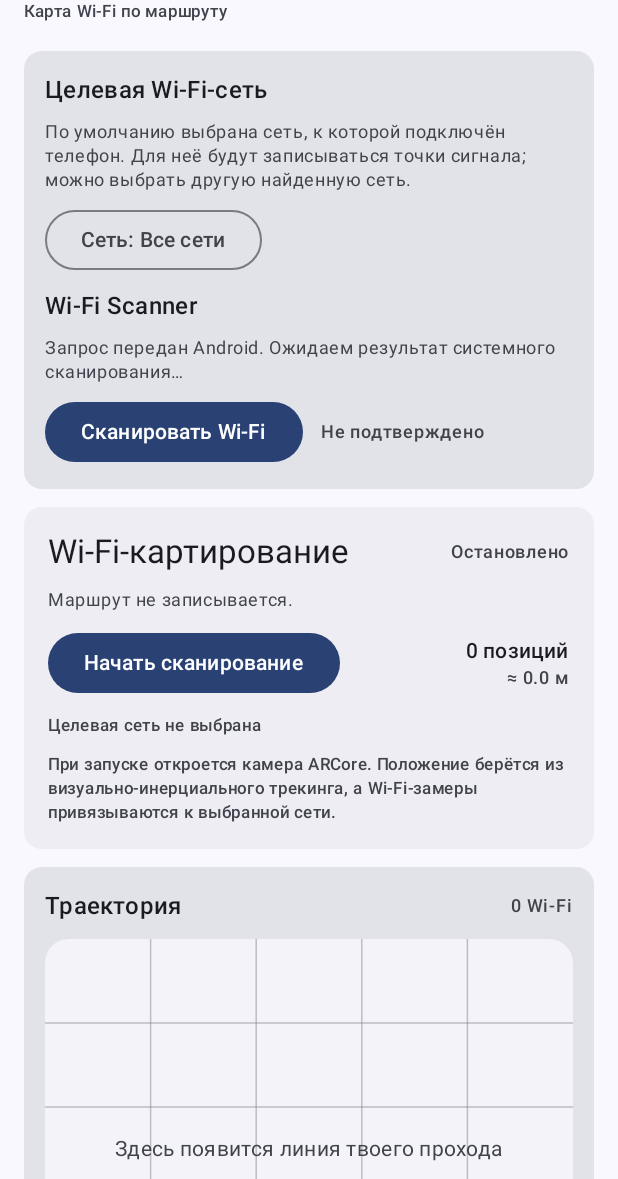
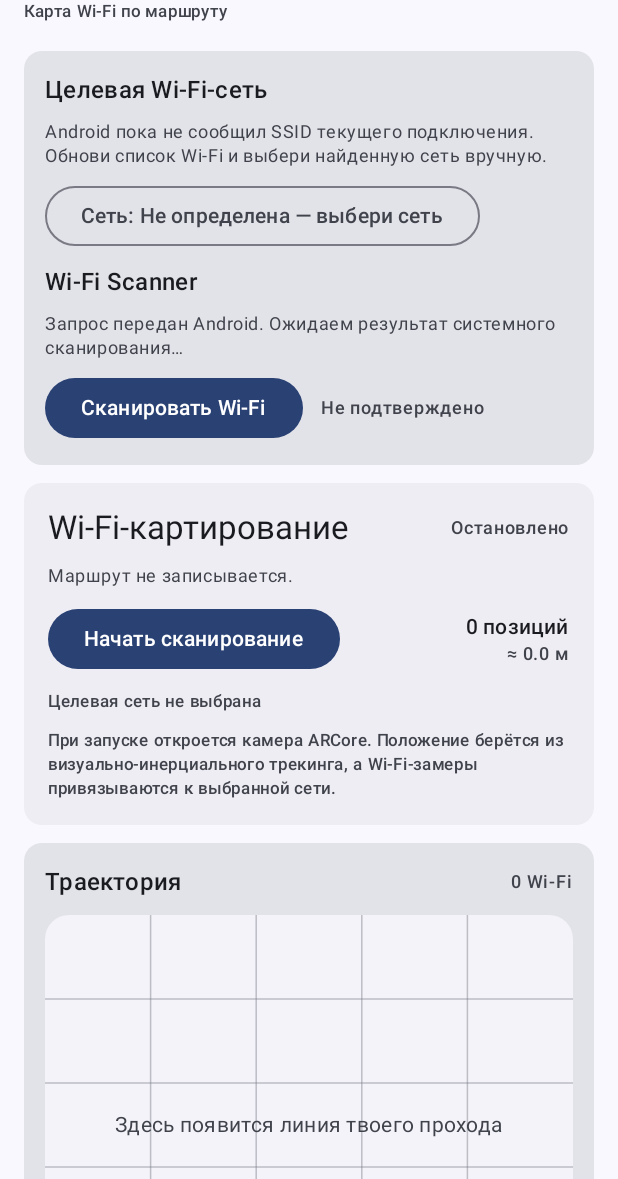
Before and after one commit to MAKAKAIglitch/HomeRadar, an Android app built with Jetpack Compose: the screen it shows after launch (MainActivity), on a phone screen of 412 x 824 dp, the part 57-1236 px from its top. Run offline under Robolectric (Android 15) with nearby library versions, the phone set to English and light mode, and no system bars.

Commit message:
Avoid silently selecting all networks when connected SSID is unavailable

```diff
--- a/android/app/src/main/java/org/homeradar/app/HomeRadarScreen.kt
+++ b/android/app/src/main/java/org/homeradar/app/HomeRadarScreen.kt
@@ -478,7 +478,12 @@ private fun WifiScannerCard(
     val options = (listOfNotNull(state.connectedSsid) +
         state.networks.map { it.ssid }.filter { it.isNotBlank() } +
         listOf("*")).distinct()
-    val selected = state.selectedNetworkSsid ?: state.connectedSsid ?: "*"
+    val selected = state.selectedNetworkSsid ?: state.connectedSsid
+    val selectedLabel = when (selected) {
+        null -> "Не определена — выбери сеть"
+        ALL_NETWORKS -> "Все сети"
+        else -> selected
+    }
     Card(modifier = Modifier.fillMaxWidth()) {
         Column(
             modifier = Modifier.padding(14.dp),
@@ -486,7 +491,11 @@ private fun WifiScannerCard(
         ) {
             Text("Целевая Wi-Fi-сеть", style = MaterialTheme.typography.titleMedium)
             Text(
-                "По умолчанию выбрана сеть, к которой подключён телефон. Для неё будут записываться точки сигнала; можно выбрать другую найденную сеть.",
+                if (state.connectedSsid != null) {
+                    "По умолчанию выбрана подключённая сеть. Можно переключить цель на другую найденную сеть или на все сети."
+                } else {
+                    "Android пока не сообщил SSID текущего подключения. Обнови список Wi-Fi и выбери найденную сеть вручную."
+                },
                 style = MaterialTheme.typography.bodySmall,
                 color = MaterialTheme.colorScheme.onSurfaceVariant
             )
@@ -494,7 +503,7 @@ private fun WifiScannerCard(
                 onClick = { menuExpanded.value = true },
                 enabled = !state.isRecording
             ) {
-                Text("Сеть: " + if (selected == "*") "Все сети" else selected)
+                Text("Сеть: $selectedLabel")
             }
             DropdownMenu(
                 expanded = menuExpanded.value,
```
